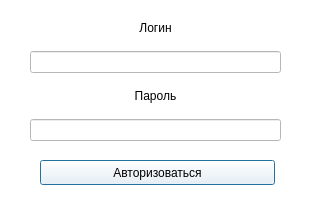
DefuZIQ/pythonProject, file static/auth.ui: the form before one commit.
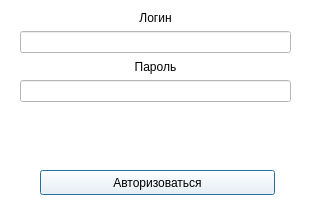
The form after the commit. Icons and pictures are not drawn.

Patch:
```diff
--- a/static/auth.ui
+++ b/static/auth.ui
@@ -38,15 +38,21 @@
   <widget class="QWidget" name="verticalLayoutWidget">
    <property name="geometry">
     <rect>
-     <x>30</x>
+     <x>20</x>
      <y>10</y>
-     <width>251</width>
-     <height>131</height>
+     <width>271</width>
+     <height>151</height>
     </rect>
    </property>
    <layout class="QVBoxLayout" name="verticalLayout">
     <item>
      <widget class="QLabel" name="label">
+      <property name="maximumSize">
+       <size>
+        <width>16777215</width>
+        <height>15</height>
+       </size>
+      </property>
       <property name="layoutDirection">
        <enum>Qt::LeftToRight</enum>
       </property>
@@ -63,6 +69,12 @@
     </item>
     <item>
      <widget class="QLabel" name="label_2">
+      <property name="maximumSize">
+       <size>
+        <width>16777215</width>
+        <height>15</height>
+       </size>
+      </property>
       <property name="text">
        <string>Пароль</string>
       </property>
@@ -78,13 +90,20 @@
       </property>
      </widget>
     </item>
+    <item>
+     <widget class="QLabel" name="logs">
+      <property name="text">
+       <string/>
+      </property>
+     </widget>
+    </item>
    </layout>
   </widget>
   <widget class="QPushButton" name="pushButton">
    <property name="geometry">
     <rect>
      <x>40</x>
-     <y>160</y>
+     <y>170</y>
      <width>235</width>
      <height>25</height>
     </rect>
```
